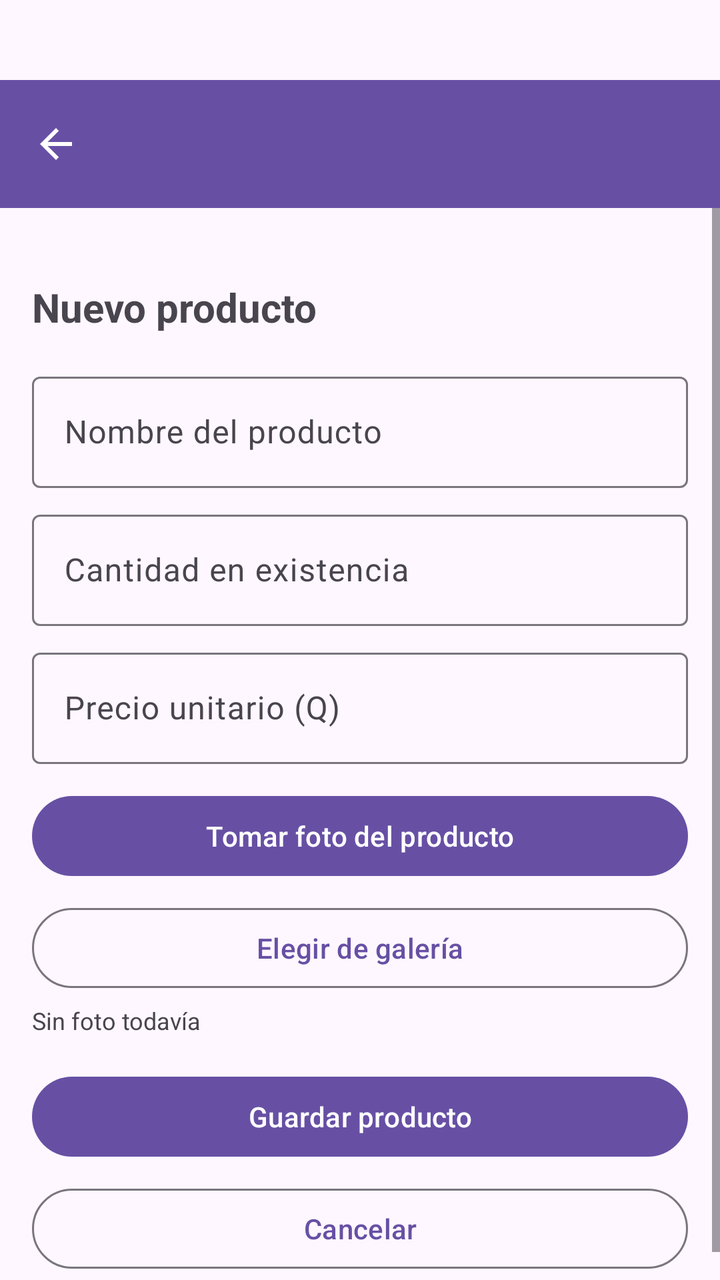
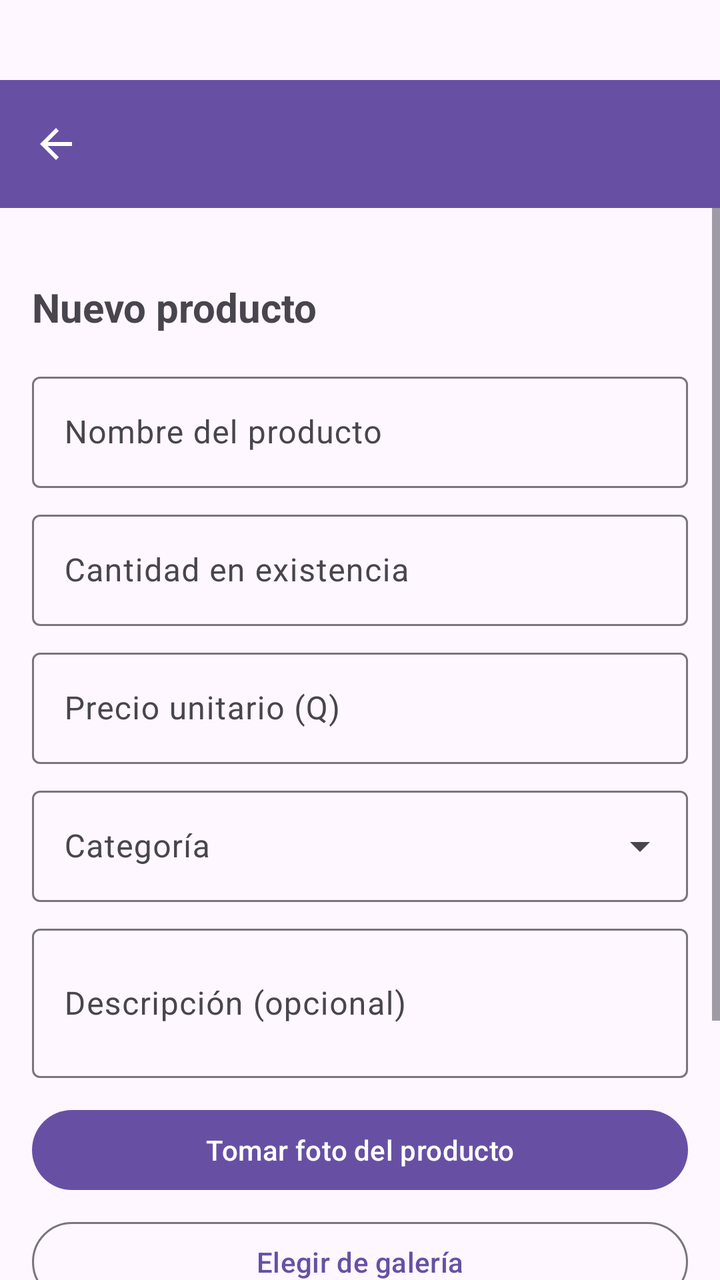

Compare the two renders of this Android layout. The source of the first and the diff that turns it into the second are given below.
<!-- AndroidManifest.xml: application theme Theme.InventarioApp -->
<!-- res/layout/activity_registro.xml -->
<?xml version="1.0" encoding="utf-8"?>
<LinearLayout xmlns:android="http://schemas.android.com/apk/res/android"
    xmlns:app="http://schemas.android.com/apk/res-auto"
    android:id="@+id/rootRegistro"
    android:layout_width="match_parent"
    android:layout_height="match_parent"
    android:orientation="vertical">

    <com.google.android.material.appbar.MaterialToolbar
        android:id="@+id/toolbar"
        android:layout_width="match_parent"
        android:layout_height="?attr/actionBarSize"
        android:background="?attr/colorPrimary"
        app:titleTextColor="@android:color/white"
        app:navigationIcon="@drawable/ic_back"
        android:layout_marginTop="40dp"/>

    <ScrollView
        android:layout_width="match_parent"
        android:layout_height="match_parent">

        <LinearLayout
            android:layout_width="match_parent"
            android:layout_height="wrap_content"
            android:orientation="vertical"
            android:padding="16dp">

            <TextView
                android:id="@+id/tvTituloFormulario"
                android:layout_width="wrap_content"
                android:layout_height="wrap_content"
                android:text="Nuevo producto"
                android:textSize="20sp"
                android:textStyle="bold"
                android:layout_marginBottom="16dp"
                android:layout_marginTop="20dp"/>

            <com.google.android.material.textfield.TextInputLayout
                android:id="@+id/tilNombre"
                android:layout_width="match_parent"
                android:layout_height="wrap_content">

                <com.google.android.material.textfield.TextInputEditText
                    android:id="@+id/etNombre"
                    android:layout_width="match_parent"
                    android:layout_height="wrap_content"
                    android:hint="Nombre del producto" />

            </com.google.android.material.textfield.TextInputLayout>

            <com.google.android.material.textfield.TextInputLayout
                android:id="@+id/tilCantidad"
                android:layout_width="match_parent"
                android:layout_height="wrap_content"
                android:layout_marginTop="8dp">

                <com.google.android.material.textfield.TextInputEditText
                    android:id="@+id/etCantidad"
                    android:layout_width="match_parent"
                    android:layout_height="wrap_content"
                    android:hint="Cantidad en existencia"
                    android:inputType="number" />

            </com.google.android.material.textfield.TextInputLayout>

            <com.google.android.material.textfield.TextInputLayout
                android:id="@+id/tilPrecio"
                android:layout_width="match_parent"
                android:layout_height="wrap_content"
                android:layout_marginTop="8dp">

                <com.google.android.material.textfield.TextInputEditText
                    android:id="@+id/etPrecio"
                    android:layout_width="match_parent"
                    android:layout_height="wrap_content"
                    android:hint="Precio unitario (Q)"
                    android:inputType="numberDecimal" />

            </com.google.android.material.textfield.TextInputLayout>

            <ImageView
                android:id="@+id/ivFoto"
                android:layout_width="match_parent"
                android:layout_height="150dp"
                android:layout_marginTop="12dp"
                android:scaleType="centerCrop"
                android:visibility="gone" />

            <com.google.android.material.button.MaterialButton
                android:id="@+id/btnTomarFoto"
                android:layout_width="match_parent"
                android:layout_height="wrap_content"
                android:text="Tomar foto del producto"
                android:layout_marginTop="12dp" />

            <com.google.android.material.button.MaterialButton
                android:id="@+id/btnElegirGaleria"
                style="@style/Widget.Material3.Button.OutlinedButton"
                android:layout_width="match_parent"
                android:layout_height="wrap_content"
                android:text="Elegir de galería"
                android:layout_marginTop="8dp" />

            <TextView
                android:id="@+id/tvEstadoFoto"
                android:layout_width="wrap_content"
                android:layout_height="wrap_content"
                android:text="Sin foto todavía"
                android:textSize="12sp"
                android:layout_marginTop="4dp" />

            <com.google.android.material.button.MaterialButton
                android:id="@+id/btnGuardar"
                android:layout_width="match_parent"
                android:layout_height="wrap_content"
                android:text="Guardar producto"
                android:layout_marginTop="16dp" />

            <com.google.android.material.button.MaterialButton
                android:id="@+id/btnCancelar"
                style="@style/Widget.Material3.Button.OutlinedButton"
                android:layout_width="match_parent"
                android:layout_height="wrap_content"
                android:text="Cancelar"
                android:layout_marginTop="8dp" />

        </LinearLayout>

    </ScrollView>

</LinearLayout>
<!-- resources referenced by this layout -->
<resources>
  <!-- drawable ic_back (drawable) -->
  <vector xmlns:android="http://schemas.android.com/apk/res/android"
      android:width="24dp"
      android:height="24dp"
      android:viewportWidth="24"
      android:viewportHeight="24">
      <path
          android:fillColor="#FFFFFF"
          android:pathData="M20,11H7.83l5.59,-5.59L12,4l-8,8 8,8 1.41,-1.41L7.83,13H20v-2z"/>
  </vector>
  <style name="Theme.InventarioApp" parent="Base.Theme.InventarioApp" />
  <style name="Base.Theme.InventarioApp" parent="Theme.Material3.DayNight.NoActionBar">
          
          
      </style>
</resources>

<!-- the commit's change to res/layout/activity_registro.xml (unified diff, before → after) -->
@@ -78,6 +78,38 @@
 
             </com.google.android.material.textfield.TextInputLayout>
 
+            <com.google.android.material.textfield.TextInputLayout
+                android:id="@+id/tilCategoria"
+                style="@style/Widget.Material3.TextInputLayout.OutlinedBox.ExposedDropdownMenu"
+                android:layout_width="match_parent"
+                android:layout_height="wrap_content"
+                android:layout_marginTop="8dp"
+                android:hint="Categoría">
+
+                <AutoCompleteTextView
+                    android:id="@+id/actCategoria"
+                    android:layout_width="match_parent"
+                    android:layout_height="wrap_content"
+                    android:inputType="none" />
+
+            </com.google.android.material.textfield.TextInputLayout>
+
+            <com.google.android.material.textfield.TextInputLayout
+                android:id="@+id/tilDescripcion"
+                android:layout_width="match_parent"
+                android:layout_height="wrap_content"
+                android:layout_marginTop="8dp">
+
+                <com.google.android.material.textfield.TextInputEditText
+                    android:id="@+id/etDescripcion"
+                    android:layout_width="match_parent"
+                    android:layout_height="wrap_content"
+                    android:hint="Descripción (opcional)"
+                    android:inputType="textMultiLine"
+                    android:minLines="2" />
+
+            </com.google.android.material.textfield.TextInputLayout>
+
             <ImageView
                 android:id="@+id/ivFoto"
                 android:layout_width="match_parent"
